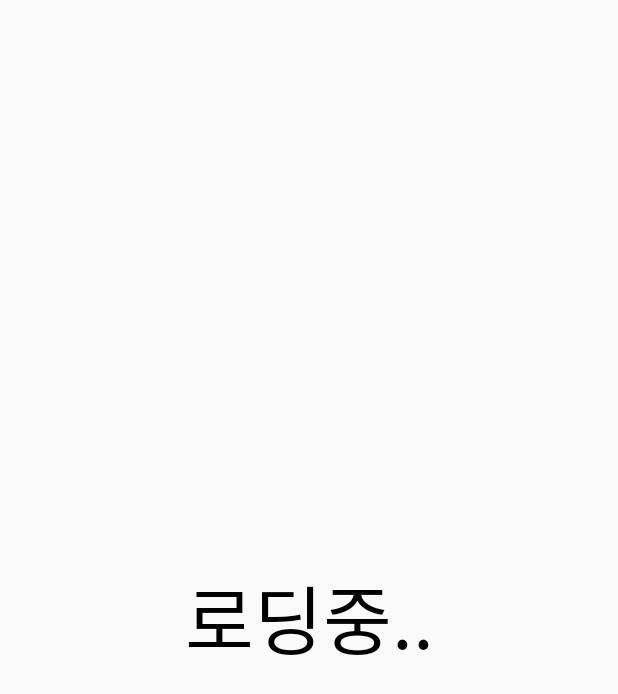
After one commit to ojs7408/Android_Project, an Android app: the layout londs.xml on its own in the app's theme, with its tools: preview values and no code run, on a phone screen of 412 x 824 dp. The commit adds this screen. Shown: the top 694 px of the screen. Run offline under Robolectric (Android 15) with nearby library versions, the phone set to English and light mode, and no system bars.

Commit message:
메인 절충안

```diff
--- a/app/src/main/AndroidManifest.xml
+++ b/app/src/main/AndroidManifest.xml
@@ -16,6 +16,7 @@
         <activity android:name=".MainActivity">
         </activity>
         <activity android:name=".SvsmainActivity"></activity>
+        <activity android:name=".Londs"></activity>
         <activity android:name=".Statistics"></activity>
         <activity android:name=".Loading">
             <intent-filter>
--- a/app/src/main/java/com/example/sliding_test/Loading.java
+++ b/app/src/main/java/com/example/sliding_test/Loading.java
@@ -50,7 +50,8 @@ public class Loading extends AppCompatActivity {
             } catch (InterruptedException e) {
                 e.printStackTrace();
             }
-            Intent intent = new Intent(Loading.this, MainActivity.class);
+            Intent intent = new Intent(Loading.this, Londs.class);
+            intent.putExtra("train","0000");
             startActivity(intent);
             finish();
 
--- /dev/null
+++ b/app/src/main/res/layout/londs.xml
@@ -0,0 +1,16 @@
+<?xml version="1.0" encoding="utf-8"?>
+<LinearLayout xmlns:android="http://schemas.android.com/apk/res/android"
+    android:orientation="vertical" android:layout_width="match_parent"
+    android:layout_height="match_parent">
+
+    <TextView
+        android:id="@+id/itemss2"
+        android:layout_width="match_parent"
+        android:layout_height="match_parent"
+        android:fontFamily="@font/nanumbarungothicbold"
+        android:gravity="center"
+        android:layout_gravity="center_horizontal"
+        android:text="로딩중.."
+        android:textSize="50dp"
+        android:textColor="#000000"></TextView>
+</LinearLayout>
--- a/app/src/main/res/layout/sractivity_main.xml
+++ b/app/src/main/res/layout/sractivity_main.xml
@@ -31,7 +31,7 @@
             android:layout_height="match_parent"
             android:fontFamily="@font/nanumbarungothicbold"
             android:gravity="center"
-            android:text="지하철 정보"
+            android:text="지하철 정보!!"
             android:textColor="#000000"
             android:textSize="25dp"
             android:layout_weight="5"/>
```
Also changed, not shown: app/src/main/java/com/example/sliding_test/Londs.java (added, +82 -0 lines), app/src/main/java/com/example/sliding_test/MainActivity.java (+20 -19 lines), app/src/main/java/com/example/sliding_test/SvsmainActivity.java (+37 -5 lines).
